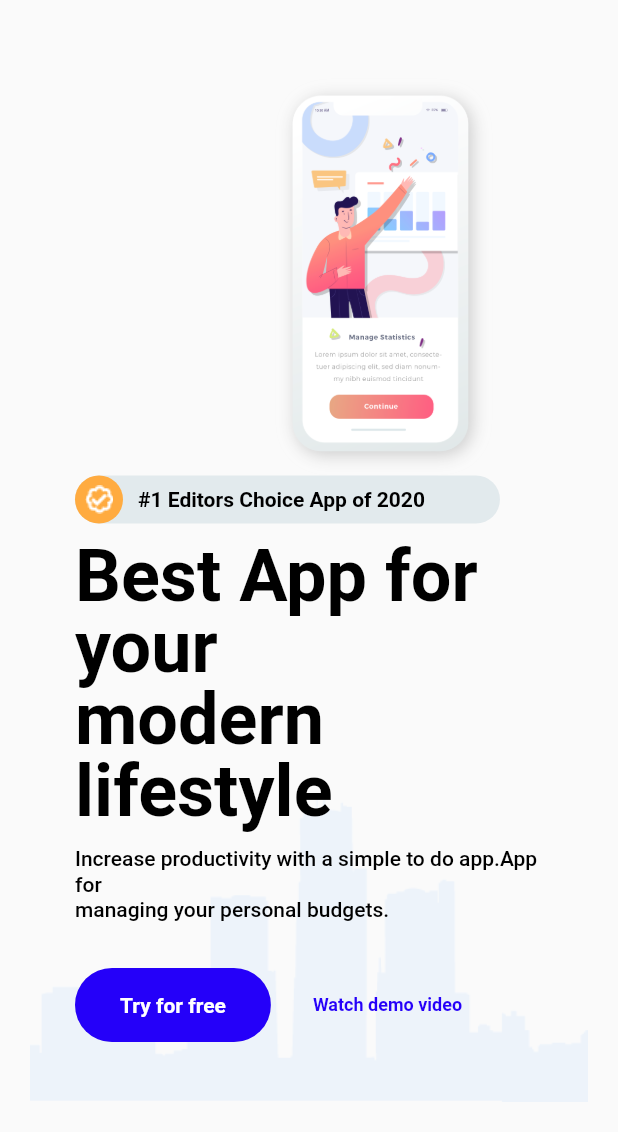
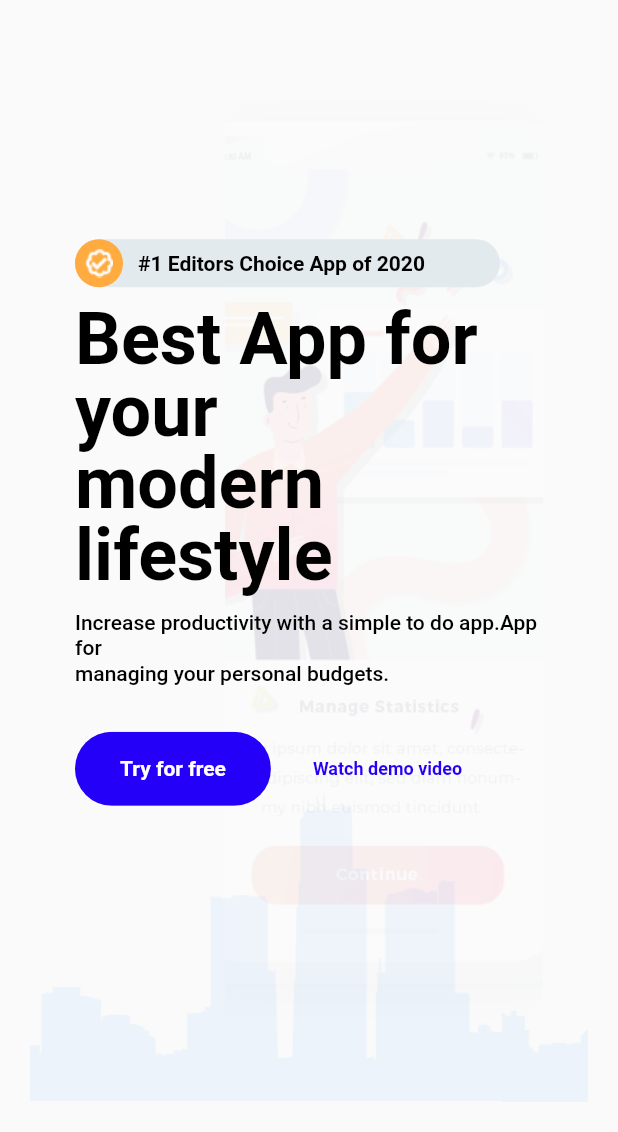
Before and after one commit to jeremy02/app_landing_page, a Flutter app: the screen it shows after launch, on a phone screen of 412 x 824 dp, the part 104-1236 px from its top. Run offline on Flutter 3.47's test engine with Material 2 defaults, Android fonts, the phone set to English and light mode, and no system bars; our stand-ins replace get.

Commit message:
finished with companies section

```diff
--- a/lib/constants.dart
+++ b/lib/constants.dart
@@ -18,3 +18,9 @@ const kBgDarkColor = Color(0xFFEBEDFA);
 const kBadgeColor = Color(0xFFEE376E);
 const kGrayColor = Color(0xFF8793B2);
 const kTitleTextColor = Color(0xFF30384D);
+
+final kDefaultCardShadow = BoxShadow(
+  offset: Offset(0, 20),
+  blurRadius: 50,
+  color: Colors.black.withOpacity(0.1),
+);
--- a/lib/home_screen.dart
+++ b/lib/home_screen.dart
@@ -4,7 +4,6 @@ import 'package:app_landing_page/utils/responsive.dart';
 import 'package:flutter/material.dart';
 import 'package:get/get.dart';
 
-import 'constants.dart';
 import 'controllers/MenuController.dart';
 
 class HomeScreen extends StatelessWidget {
@@ -19,6 +18,8 @@ class HomeScreen extends StatelessWidget {
           child: Column(
             children: [
               TopSection(),
+              // SizedBox(height: kDefaultPadding * 2),
+              TrustedCompaniesSection(),
             ],
           ),
         ),
@@ -26,6 +27,8 @@ class HomeScreen extends StatelessWidget {
           child: Column(
             children: [
               TopSection(),
+              // SizedBox(height: kDefaultPadding * 2),
+              TrustedCompaniesSection(),
             ],
           ),
         ),
@@ -33,7 +36,7 @@ class HomeScreen extends StatelessWidget {
           child: Column(
             children: [
               TopSection(),
-              SizedBox(height: kDefaultPadding * 2),
+              // SizedBox(height: kDefaultPadding * 2),
               TrustedCompaniesSection(),
             ],
           ),
--- a/lib/sections/top_section/components/top_container_body.dart
+++ b/lib/sections/top_section/components/top_container_body.dart
@@ -19,7 +19,7 @@ class TopContainerBody extends StatelessWidget {
 
   // build for mobile
   Widget topContainerMobileLayout(BuildContext context) {
-    return Column(
+    return Stack(
       children: [
         topContainerImageLayout(context),
         topContainerTextLayout(context),
@@ -51,7 +51,7 @@ class TopContainerBody extends StatelessWidget {
         child: LayoutBuilder(
           builder: (BuildContext context, BoxConstraints constraints) {
             return Opacity(
-              opacity: Responsive.isMobile(context) ? 1.0 : 1.0,
+              opacity: Responsive.isMobile(context) ? 0.1 : 1.0,
               child: Container(
                 height: Responsive.isMobile(context)
                     ? constraints.maxHeight - 50
```
Also changed, not shown: lib/sections/trusted_companies/components/trusted_company_item.dart (+30 -23 lines), lib/sections/trusted_companies/trusted_companies_section.dart (+11 -5 lines), lib/sections/trusted_companies/models/trusted_company.dart (renamed from lib/sections/trusted_companies/models/trusted_companies.dart).
